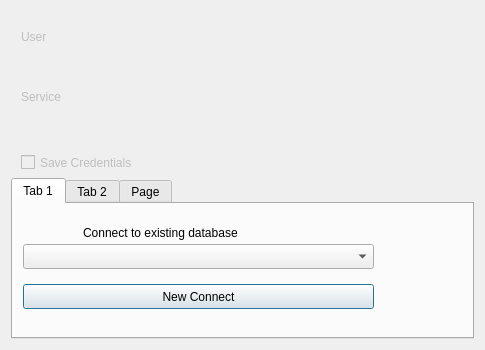
Above: citydb_loader_dialog_base.ui from tudelft3d/3DCityDB-Tools-for-QGIS before the change. Below: the same form after it.
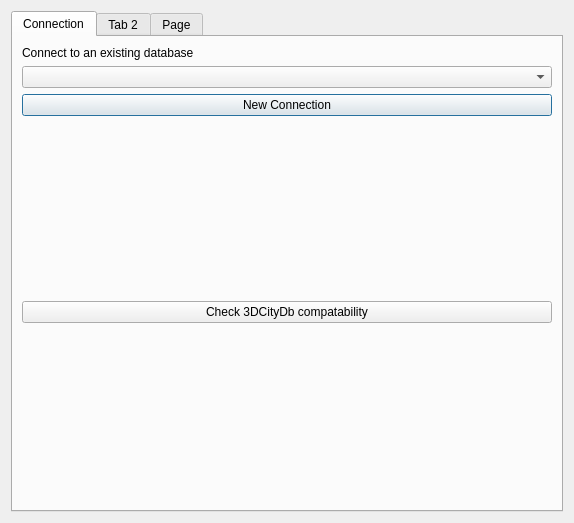
That is the form after the change.

Commit message: Add connector dialog through ui and py

The edit to the form file:
```diff
--- a/citydb_loader_dialog_base.ui
+++ b/citydb_loader_dialog_base.ui
@@ -6,8 +6,8 @@
    <rect>
     <x>0</x>
     <y>0</y>
-    <width>485</width>
-    <height>350</height>
+    <width>574</width>
+    <height>523</height>
    </rect>
   </property>
   <property name="windowTitle">
@@ -20,8 +20,10 @@
    <bool>false</bool>
   </property>
   <layout class="QGridLayout" name="gridLayout_2">
-   <item row="1" column="0">
-    <widget class="QTabWidget" name="tabWidget">
+   <item row="0" column="0">
+    <layout class="QHBoxLayout" name="horizontalLayout">
+     <item>
+      <widget class="QTabWidget" name="wdgConnect">
      <property name="sizePolicy">
       <sizepolicy hsizetype="Ignored" vsizetype="Ignored">
        <horstretch>0</horstretch>
@@ -31,32 +33,22 @@
      <property name="currentIndex">
       <number>0</number>
      </property>
-     <widget class="QWidget" name="tab">
+       <widget class="QWidget" name="tbConn">
       <attribute name="title">
-       <string>Tab 1</string>
-      </attribute>
+         <string>Connection</string>
+        </attribute>
+        <layout class="QGridLayout" name="gridLayout">
+         <item row="0" column="0">
+          <layout class="QVBoxLayout" name="verticalLayout_2">
+           <item>
       <widget class="QLabel" name="label">
-       <property name="geometry">
-        <rect>
-         <x>70</x>
-         <y>20</y>
-         <width>211</width>
-         <height>17</height>
-        </rect>
-       </property>
        <property name="text">
-        <string>Connect to existing database</string>
-       </property>
-      </widget>
+              <string>Connect to an existing database</string>
+             </property>
+            </widget>
+           </item>
+           <item>
       <widget class="QComboBox" name="comboBox">
-       <property name="geometry">
-        <rect>
-         <x>10</x>
-         <y>40</y>
-         <width>351</width>
-         <height>25</height>
-        </rect>
-       </property>
        <property name="toolTip">
         <string>uylilu</string>
        </property>
@@ -76,20 +68,14 @@
         <bool>true</bool>
        </property>
       </widget>
-      <widget class="QPushButton" name="pushButton">
+           </item>
+           <item>
+            <widget class="QPushButton" name="btnConnect">
        <property name="enabled">
         <bool>true</bool>
        </property>
-       <property name="geometry">
-        <rect>
-         <x>10</x>
-         <y>80</y>
-         <width>351</width>
-         <height>25</height>
-        </rect>
-       </property>
        <property name="text">
-        <string>New Connect</string>
+              <string>New Connection</string>
        </property>
        <property name="checkable">
         <bool>false</bool>
@@ -98,6 +84,43 @@
         <bool>false</bool>
        </property>
       </widget>
+           </item>
+           <item>
+            <spacer name="verticalSpacer_2">
+             <property name="orientation">
+              <enum>Qt::Vertical</enum>
+             </property>
+             <property name="sizeHint" stdset="0">
+              <size>
+               <width>20</width>
+               <height>40</height>
+              </size>
+             </property>
+            </spacer>
+           </item>
+           <item>
+            <widget class="QPushButton" name="btnCeckCityDB">
+             <property name="text">
+              <string>Check 3DCityDb compatability</string>
+             </property>
+            </widget>
+           </item>
+           <item>
+            <spacer name="verticalSpacer">
+             <property name="orientation">
+              <enum>Qt::Vertical</enum>
+             </property>
+             <property name="sizeHint" stdset="0">
+              <size>
+               <width>20</width>
+               <height>40</height>
+              </size>
+             </property>
+            </spacer>
+           </item>
+          </layout>
+         </item>
+        </layout>
      </widget>
      <widget class="QWidget" name="tab_2">
       <attribute name="title">
@@ -111,57 +134,7 @@
      </widget>
     </widget>
    </item>
-   <item row="0" column="0">
-    <widget class="QWidget" name="widget" native="true">
-     <property name="enabled">
-      <bool>false</bool>
-     </property>
-     <widget class="QLabel" name="label_2">
-      <property name="enabled">
-       <bool>false</bool>
-      </property>
-      <property name="geometry">
-       <rect>
-        <x>10</x>
-        <y>10</y>
-        <width>41</width>
-        <height>31</height>
-       </rect>
-      </property>
-      <property name="text">
-       <string>User</string>
-      </property>
-     </widget>
-     <widget class="QLabel" name="label_3">
-      <property name="enabled">
-       <bool>false</bool>
-      </property>
-      <property name="geometry">
-       <rect>
-        <x>10</x>
-        <y>70</y>
-        <width>51</width>
-        <height>31</height>
-       </rect>
-      </property>
-      <property name="text">
-       <string>Service</string>
-      </property>
-     </widget>
-     <widget class="QCheckBox" name="checkBox">
-      <property name="geometry">
-       <rect>
-        <x>10</x>
-        <y>140</y>
-        <width>141</width>
-        <height>23</height>
-       </rect>
-      </property>
-      <property name="text">
-       <string>Save Credentials</string>
-      </property>
-     </widget>
-    </widget>
+    </layout>
    </item>
   </layout>
  </widget>
```
Left out of the diff: 19 changed lines with no effect on the pictures. Lines whose indentation alone changed are shown as unchanged. The commit also changes 5 other files.
